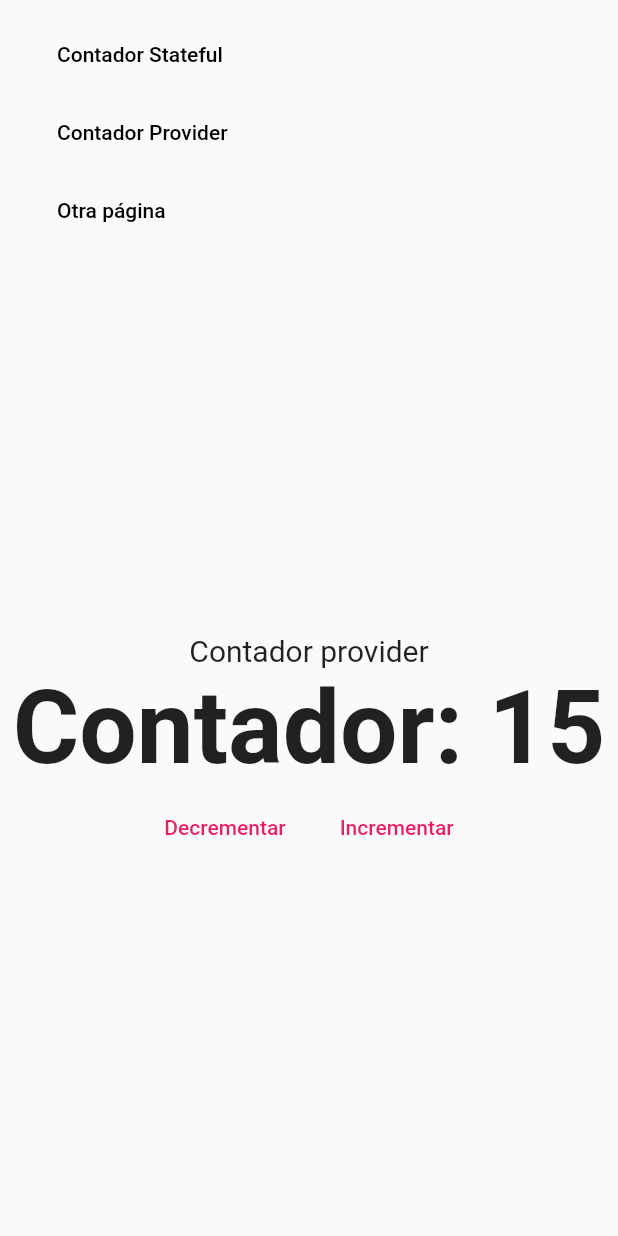
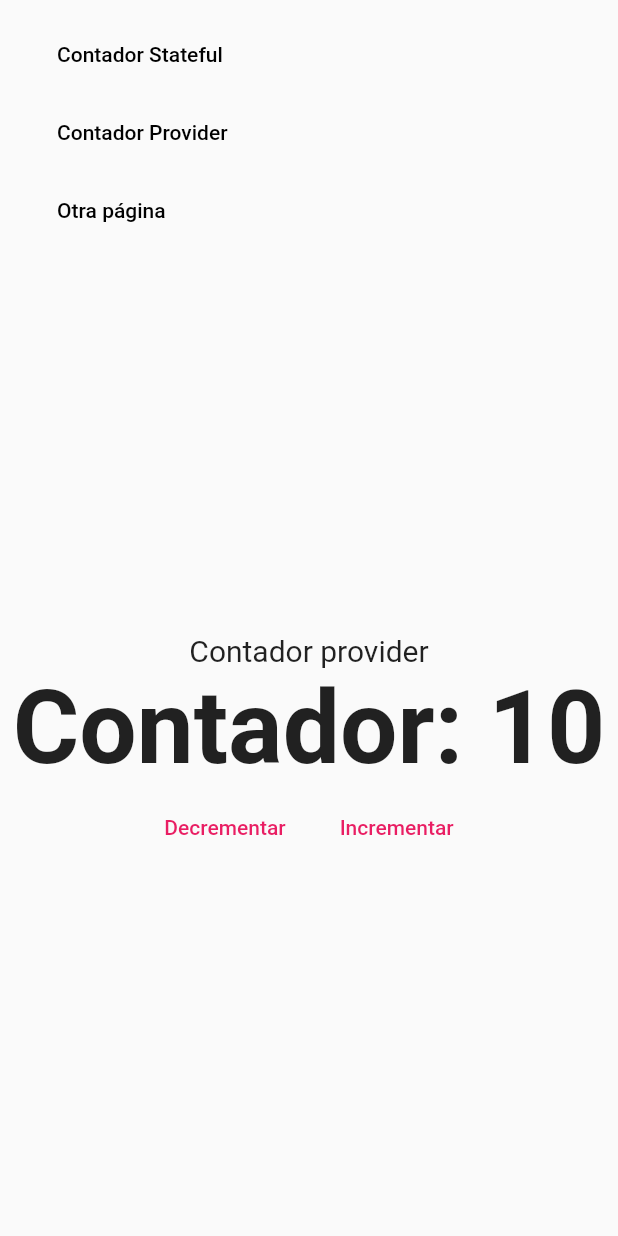
Before and after one commit to AltairBarahona/bases-flutter-web, a Flutter app: the screen it shows after launch, after a tap on "Contador Provider", on a phone screen of 412 x 824 dp. Run offline on Flutter 3.47's test engine with Material 2 defaults, Android fonts, the light colour scheme and no system bars; our stand-ins replace fluro, get_it.

Commit message:
Fin sección 4 manejar segmentos y query parameters

```diff
--- a/lib/locator.dart
+++ b/lib/locator.dart
@@ -1,4 +1,5 @@
 import 'package:bases_flutter_web/services/navigator_service.dart';
+// ignore: import_of_legacy_library_into_null_safe
 import 'package:get_it/get_it.dart';
 
 GetIt locator = GetIt.instance;
--- a/lib/main.dart
+++ b/lib/main.dart
@@ -1,14 +1,18 @@
 import 'package:bases_flutter_web/locator.dart';
+import 'package:bases_flutter_web/router/router.dart';
 import 'package:flutter/material.dart';
 
 import 'package:bases_flutter_web/layout/main_layout_page.dart';
-import 'package:bases_flutter_web/router/router_generator.dart';
+// import 'package:bases_flutter_web/router/router_generator.dart';
 
 import 'package:bases_flutter_web/services/navigator_service.dart';
 
 void main() {
   //inicializo singleton que me provee una sola instancia de navigatorKey
   setupLocator();
+  //inicializo el fluro router
+  //Importante llamar configuración de rutas antes que se comiencen a utilizar
+  Flurorouter.configureRoutes();
   runApp(MyApp());
 }
 
@@ -18,8 +22,9 @@ class MyApp extends StatelessWidget {
     return MaterialApp(
       debugShowCheckedModeBanner: false,
       title: 'RutasApp',
-      initialRoute: "/stateful",
-      onGenerateRoute: RouteGenerator.generateRoute,
+      initialRoute: "/",
+      // onGenerateRoute: RouteGenerator.generateRoute,
+      onGenerateRoute: Flurorouter.router.generator,
       /*Get_it me permite tener refeencia al singleton instancia del
       locador.dart para manejar una sola instancia de navigatorKey.
       Ese singleton me busca la instancia del NavigationService
--- a/lib/providers/counter_provider.dart
+++ b/lib/providers/counter_provider.dart
@@ -2,6 +2,12 @@ import 'package:flutter/cupertino.dart';
 
 class CounterProvider extends ChangeNotifier {
   int _counter = 15;
+
+  CounterProvider(String base) {
+    if (int.tryParse(base) != null) {
+      this._counter = int.parse(base);
+    }
+  }
 
   int get counter => this._counter;
 
--- /dev/null
+++ b/lib/router/route_handlers.dart
@@ -0,0 +1,32 @@
+//handlers
+//lo que quiero que ejecute cuando ingrese a esa ruta
+
+import 'package:bases_flutter_web/ui/views/counter_provider_view.dart';
+import 'package:bases_flutter_web/ui/views/counter_view.dart';
+import 'package:bases_flutter_web/ui/views/view_404.dart';
+import 'package:fluro/fluro.dart';
+
+final counterHandler = new Handler(
+    //debe regresar una página o una vista.
+    handlerFunc: (context, parameters) {
+  print(parameters['base']?[0]);
+  return CounterView(
+    base: parameters['base']?[0] ?? '5',
+  );
+});
+
+final counterProviderHandler = new Handler(handlerFunc: (context, parameters) {
+  print(parameters);
+  return CounterProviderView(
+    base: parameters['q']?[0] ?? '10',
+  );
+});
+
+final dashboardUserHandler = new Handler(handlerFunc: (context, parameters) {
+  print(parameters);
+  return View404();
+});
+
+final pageNotFound = new Handler(
+  handlerFunc: (_, __) => View404(),
+);
--- a/lib/router/router.dart
+++ b/lib/router/router.dart
@@ -0,0 +1,40 @@
+import 'package:fluro/fluro.dart';
+import 'package:bases_flutter_web/router/route_handlers.dart';
+
+class Flurorouter {
+  static final FluroRouter router = new FluroRouter();
+
+  //método estático para hacer la configuración de este router
+  static void configureRoutes() {
+    router.define(
+      '/',
+      handler: counterHandler,
+      transitionType: TransitionType.fadeIn,
+    );
+
+    router.define(
+      '/stateful',
+      handler: counterHandler,
+      transitionType: TransitionType.fadeIn,
+    );
+    router.define(
+      '/stateful/:base',
+      handler: counterHandler,
+      transitionType: TransitionType.fadeIn,
+    );
+
+    router.define(
+      '/provider',
+      handler: counterProviderHandler,
+      transitionType: TransitionType.fadeIn,
+    );
+    router.notFoundHandler = pageNotFound;
+
+    router.define(
+      '/dashboard/users/:userid/:roleid',
+      handler: dashboardUserHandler,
+      transitionType: TransitionType.fadeIn,
+    );
+    router.notFoundHandler = pageNotFound;
+  }
+}
--- a/lib/router/router_generator.dart
+++ b/lib/router/router_generator.dart
@@ -6,22 +6,18 @@ import 'package:flutter/material.dart';
 
 import "package:flutter/foundation.dart" show kIsWeb;
 
-import 'package:bases_flutter_web/ui/pages/counter_page.dart';
-import 'package:bases_flutter_web/ui/pages/counter_provider_page.dart';
-import 'package:bases_flutter_web/ui/pages/page_404.dart';
-
 class RouteGenerator {
   static Route<dynamic> generateRoute(RouteSettings settings) {
     //Basado en el nombre de la ruta necesito generar algo
     switch (settings.name) {
       case '/stateful':
-        return _fadeRoute(CounterView(), "/stateful");
+        return _fadeRoute(CounterView(base: '5'), "/stateful");
       // return MaterialPageRoute(
       //   settings: RouteSettings(name: '/stateful'),
       //   builder: (_) => CounterPage(),
       // );
       case '/provider':
-        return _fadeRoute(CounterProviderView(), "/provider");
+        return _fadeRoute(CounterProviderView(base: '5'), "/provider");
 
       // return MaterialPageRoute(
       //   settings: RouteSettings(name: '/provider'),
--- a/lib/ui/pages/counter_provider_page.dart
+++ b/lib/ui/pages/counter_provider_page.dart
@@ -8,7 +8,7 @@ class CounterProviderPage extends StatelessWidget {
   @override
   Widget build(BuildContext context) {
     return ChangeNotifierProvider(
-      create: (_) => CounterProvider(),
+      create: (_) => CounterProvider('5'),
       child: _CounterProviderPageBody(),
     );
   }
--- a/lib/ui/views/counter_provider_view.dart
+++ b/lib/ui/views/counter_provider_view.dart
@@ -1,14 +1,19 @@
 import 'package:bases_flutter_web/providers/counter_provider.dart';
 import 'package:flutter/material.dart';
-import 'package:bases_flutter_web/ui/shared/custom_app_menu.dart';
 import 'package:bases_flutter_web/ui/shared/custom_flat_button.dart';
 import 'package:provider/provider.dart';
 
 class CounterProviderView extends StatelessWidget {
+  final String base;
+
+  const CounterProviderView({
+    Key? key,
+    required this.base,
+  }) : super(key: key);
   @override
   Widget build(BuildContext context) {
     return ChangeNotifierProvider(
-      create: (_) => CounterProvider(),
+      create: (_) => CounterProvider(base),
       child: _CounterProviderViewBody(),
     );
   }
--- a/lib/ui/views/counter_view.dart
+++ b/lib/ui/views/counter_view.dart
@@ -1,14 +1,28 @@
-import 'package:bases_flutter_web/ui/shared/custom_app_menu.dart';
 import 'package:bases_flutter_web/ui/shared/custom_flat_button.dart';
 import 'package:flutter/material.dart';
 
 class CounterView extends StatefulWidget {
+  final String base;
+
+  const CounterView({
+    Key? key,
+    required this.base,
+  }) : super(key: key);
   @override
   _CounterViewState createState() => _CounterViewState();
 }
 
 class _CounterViewState extends State<CounterView> {
-  int _counter = 0;
+  int _counter = 10;
+
+  @override
+  void initState() {
+    if (int.tryParse(widget.base) != null) {
+      _counter = int.parse(widget.base);
+    }
+    super.initState();
+  }
+
   @override
   Widget build(BuildContext context) {
     return Column(
```
Also changed, not shown: lib/ui/shared/custom_app_menu.dart (+16 -0 lines).
